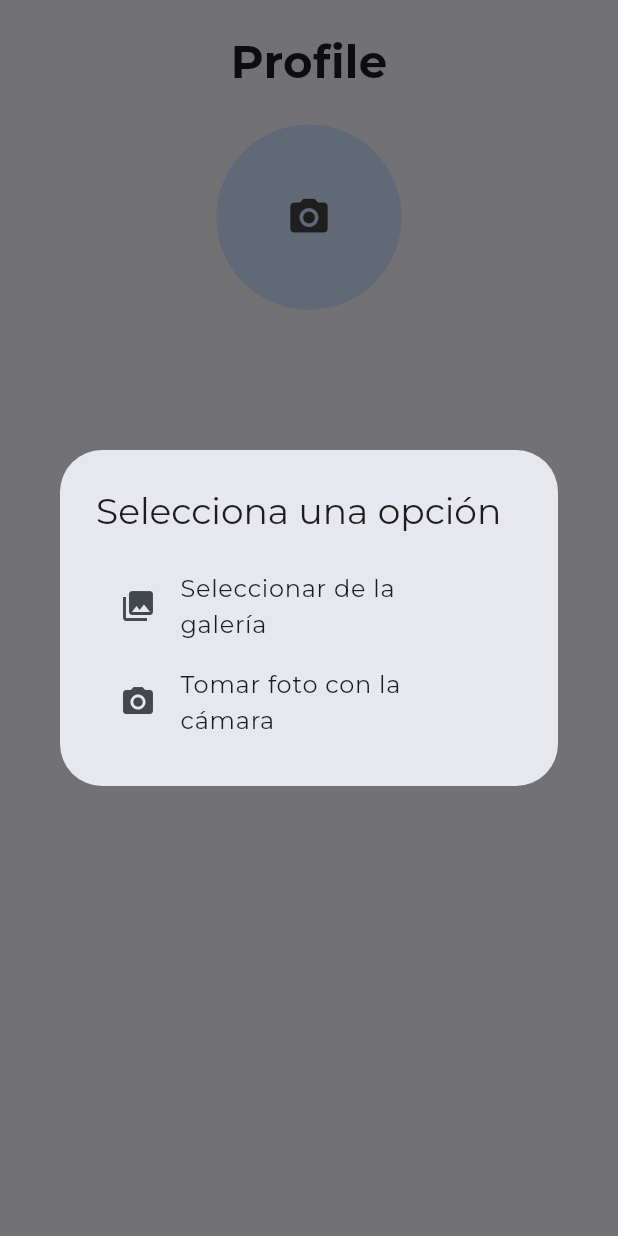
After one commit to Heryweik/Flutter-Authentication, a Flutter app: the ProfilePage screen opened by its route, after a tap on the "camera alt" icon, on a phone screen of 412 x 824 dp. The commit adds this screen. Run offline on Flutter 3.47's test engine with Material 3 defaults, Android fonts, the phone set to English and light mode, and no system bars; our stand-ins replace cloud_firestore, delightful_toast, firebase_auth, firebase_core, firebase_storage, get_it and 2 more; accounts and stored records are empty; network calls fail.

Commit message:
[Add] - Configuracion del diseño responsivo y ultimas funcionamiento correcto en la web con firebase

```diff
--- /dev/null
+++ b/lib/config/responsive_designe.dart
@@ -0,0 +1,31 @@
+
+import 'package:flutter/material.dart';
+
+class ResponsiveWidget extends StatelessWidget {
+  final Widget mobile;
+  final Widget? tablet;
+  final Widget desktop;
+
+  const ResponsiveWidget(
+      {super.key, required this.mobile, this.tablet, required this.desktop});
+
+  static bool isMobile(BuildContext context) =>
+      MediaQuery.of(context).size.width <= 600;
+
+  static bool isTablet(BuildContext context) =>
+      MediaQuery.of(context).size.width < 1024;
+
+  static bool isDesktop(BuildContext context) =>
+      MediaQuery.of(context).size.width >= 1024;
+
+  @override
+  Widget build(BuildContext context) {
+    if (isMobile(context)) {
+      return mobile;
+    } else if (isTablet(context) && tablet != null) {
+      return tablet!;
+    } else {
+      return desktop;
+    }
+  }
+}
--- a/lib/pages/profile.page.dart
+++ b/lib/pages/profile.page.dart
@@ -3,6 +3,7 @@
 
 import 'package:flutter/material.dart';
 import 'package:get_it/get_it.dart';
+import 'package:login_chat/config/responsive_designe.dart';
 import 'package:login_chat/consts.dart';
 import 'package:login_chat/services/media_service.dart';
 
@@ -37,7 +38,12 @@
     return Scaffold(
       resizeToAvoidBottomInset:
           false, // Para evitar que el teclado haga resize de la pantalla
-      body: _buildUI(),
+      body: ResponsiveWidget(
+        // ResponsiveWidget para hacer la pantalla responsive
+        mobile: _buildMobileUI(),
+        tablet: _buildTabletUI(),
+        desktop: _buildDesktopUI(),
+      ),
     );
   }
 
@@ -100,6 +106,17 @@
     );
   }
 
+  Widget _buildMobileUI() {
+    return _buildUI();
+  }
+
+  Widget _buildTabletUI() {
+    return _buildUI();
+  }
+
+  Widget _buildDesktopUI() {
+    return _buildUI();
+  }
 
   Widget _buildUI() {
     return SafeArea(
@@ -135,25 +152,34 @@
       // onTap para manejar el evento de presionar el campo
       _showImageOptions(); // Muestra el modal con las opciones de la cámara y la galería
     },
-      child: CircleAvatar(
-        // CircleAvatar para mostrar la imagen de perfil
-        radius:
-            MediaQuery.of(context).size.width *
-            0.15, // Toma el 15% de la pantalla
-        backgroundImage:
-            selectedImage != null
-                ? FileImage(
-                  selectedImage!,
-                ) // Si la imagen es diferente de null, entonces muestra la imagen seleccionada
-                : NetworkImage(
-                      PLACEHOLDER_PFP,
-                    ) // De lo contrario muestra una imagen por defecto
-                    as ImageProvider, // as ImageProvider para decirle al lenguaje que es una imagen
-        child:
-            selectedImage ==
-                    null // Si la imagen es null, entonces muestra el icono de la cámara
+    child: ResponsiveWidget( // ResponsiveWidget para hacer el campo responsive directamente en el widget
+      mobile: CircleAvatar(
+        radius: MediaQuery.of(context).size.width * 0.15, // 15% en móviles
+        backgroundImage: selectedImage != null
+            ? FileImage(selectedImage!) // Si hay una imagen seleccionada, muestra esa imagen
+            : NetworkImage(PLACEHOLDER_PFP) as ImageProvider, // De lo contrario, muestra una imagen por defecto
+        child: selectedImage == null
             ? Icon(Icons.camera_alt, size: 30.0, color: Colors.grey[800])
             : null,
+      ),
+      tablet: CircleAvatar(
+        radius: MediaQuery.of(context).size.width * 0.1, // 10% en tablets
+        backgroundImage: selectedImage != null
+            ? FileImage(selectedImage!)
+            : NetworkImage(PLACEHOLDER_PFP) as ImageProvider,
+        child: selectedImage == null
+            ? Icon(Icons.camera_alt, size: 30.0, color: Colors.grey[800])
+            : null,
+      ),
+      desktop: CircleAvatar(
+        radius: MediaQuery.of(context).size.width * 0.07, // 7% en escritorio
+        backgroundImage: selectedImage != null
+            ? FileImage(selectedImage!)
+            : NetworkImage(PLACEHOLDER_PFP) as ImageProvider,
+        child: selectedImage == null
+            ? Icon(Icons.camera_alt, size: 30.0, color: Colors.grey[800])
+            : null,
+      ),
     ),
   );
 }
```
Also changed, not shown: lib/main.dart (+1 -15 lines), lib/pages/login_page.dart (+32 -1 lines), lib/pages/register_page.dart (+24 -2 lines), firebase.json, lib/firebase_options.dart, pubspec.lock. Lines whose indentation alone changed are shown as unchanged.
